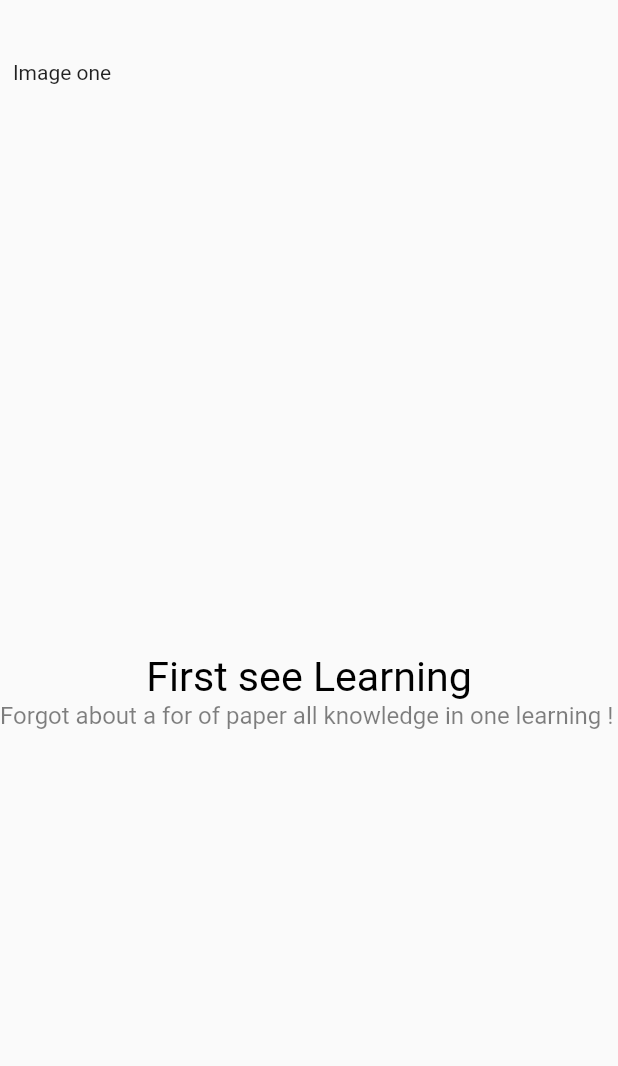
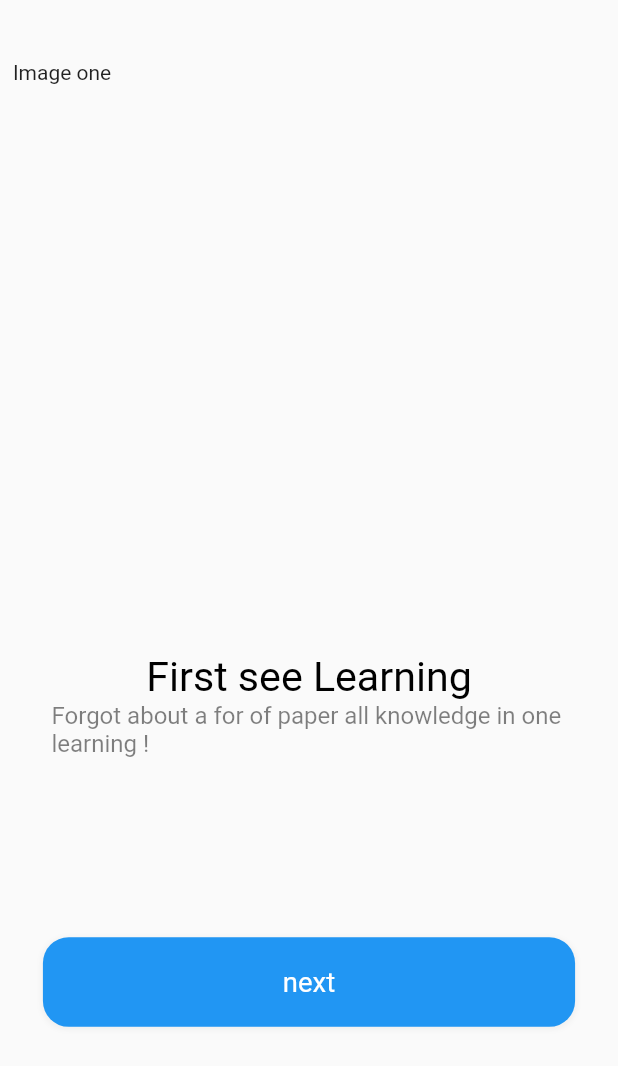
Before and after one commit to SinaHajipooor/Bloc-Pattern, a Flutter app: the screen it shows after launch, on a phone screen of 412 x 824 dp. Shown: the top 1066 px of the screen. Run offline on Flutter 3.47's test engine with Material 2 defaults, Android fonts, the phone set to English and light mode, and no system bars; our stand-ins replace flutter_screenutil.

Commit message:
style the welcome screen

```diff
--- a/lib/screens/welcome/welcome_screen.dart
+++ b/lib/screens/welcome/welcome_screen.dart
@@ -24,12 +24,27 @@ class _WelcomeScreenState extends State<WelcomeScreen> {
                   Column(
                     children: [
                       SizedBox(width: 345.w, height: 345.w, child: const Text('Image one')),
-                      Container(
+                      SizedBox(
                         child: Text('First see Learning', style: TextStyle(color: Colors.black, fontSize: 24.sp)),
                       ),
                       Container(
+                        width: 375.w,
+                        padding: EdgeInsets.only(left: 30.w, right: 30.w),
                         child: Text('Forgot about a for of paper all knowledge in one learning ! ', style: TextStyle(color: Colors.black.withOpacity(0.5), fontSize: 14.sp)),
                       ),
+                      Container(
+                        margin: EdgeInsets.only(top: 100.h, left: 25.w, right: 25.w),
+                        width: 325.w,
+                        height: 50.h,
+                        decoration: BoxDecoration(
+                          color: Colors.blue,
+                          borderRadius: BorderRadius.all(Radius.circular(15.w)),
+                          boxShadow: [
+                            BoxShadow(color: Colors.grey.withOpacity(0.1), spreadRadius: 1, blurRadius: 2, offset: const Offset(0, 1)),
+                          ],
+                        ),
+                        child: Center(child: Text('next', style: TextStyle(color: Colors.white, fontSize: 16.sp))),
+                      )
                     ],
                   )
                 ],
```
